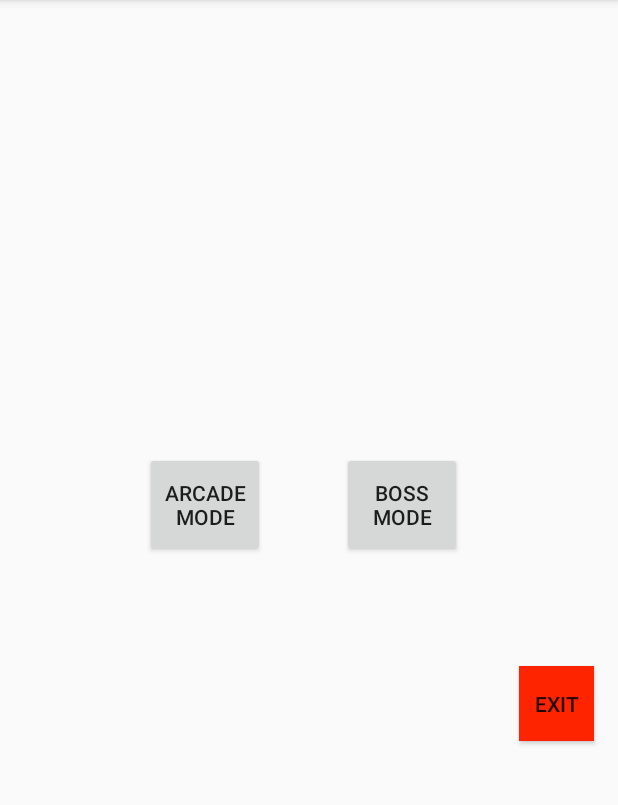
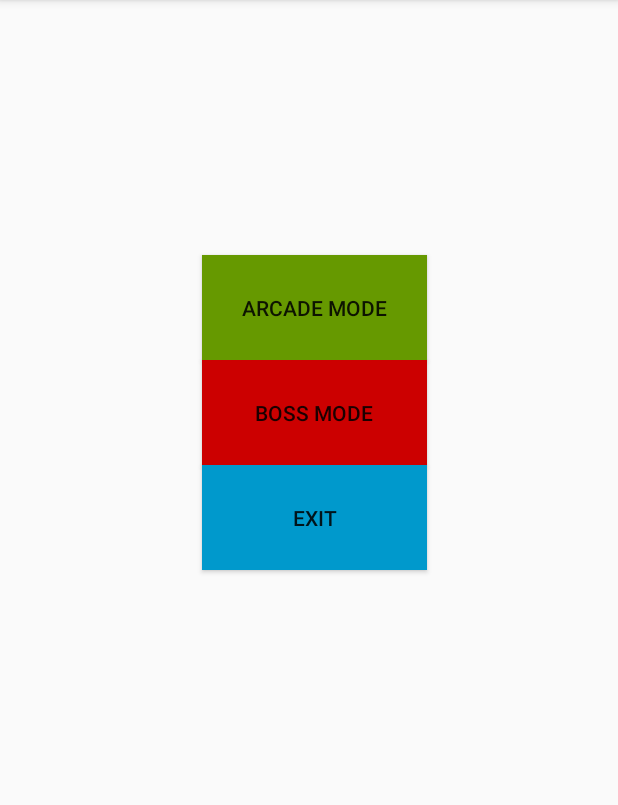
Before and after one commit to Lecodeurfou/Tap_Block, an Android app: the screen it shows after launch (MainActivity), on a phone screen of 412 x 824 dp, the part 84-889 px from its top. Run offline under Robolectric (Android 15) with nearby library versions, the phone set to English and light mode, and no system bars.

Commit message:
ptite modif

```diff
--- a/app/src/main/java/com/example/dwaygon/tap_blockv2/game_loop.java
+++ b/app/src/main/java/com/example/dwaygon/tap_blockv2/game_loop.java
@@ -92,7 +92,7 @@ public class game_loop extends AppCompatActivity implements View.OnClickListener
                 int aleabut;
                 aleabut = rnd.nextInt(36);
                 buttons[aleabut].setBackgroundColor(Color.argb(255,rnd.nextInt(256),rnd.nextInt(256),rnd.nextInt(256))); //bis
-                try { Thread.sleep(2000); }
+                try { Thread.sleep(1000); }
                 catch (InterruptedException e) { return; }
                 while(true) {
                     ColorDrawable b_color = (ColorDrawable) buttons[aleabut].getBackground();
@@ -110,7 +110,7 @@ public class game_loop extends AppCompatActivity implements View.OnClickListener
                     }
                     aleabut = rnd.nextInt(36);
                     buttons[aleabut].setBackgroundColor(Color.argb(255,rnd.nextInt(256),rnd.nextInt(256),rnd.nextInt(256))); //bis
-                    try { Thread.sleep(2000); }
+                    try { Thread.sleep(1000); }
                     catch (InterruptedException e) { return; }
 
 
--- a/app/src/main/java/com/example/dwaygon/tap_blockv2/game_loop_boss.java
+++ b/app/src/main/java/com/example/dwaygon/tap_blockv2/game_loop_boss.java
@@ -70,7 +70,7 @@ public class game_loop_boss extends AppCompatActivity implements View.OnClickLis
         }
         touche36 = findViewById(R.id.touche36);
         touche36.setBackgroundColor(Color.argb(255, 255, 255, 255));
-        touche36.setText("Score:");
+        touche36.setText("Boss life:");
         touche37 = findViewById(R.id.touche37);
         touche37.setBackgroundColor(Color.argb(255, 255, 255, 255));
         touche37.setText("0");
@@ -88,33 +88,28 @@ public class game_loop_boss extends AppCompatActivity implements View.OnClickLis
         Thread background = new Thread(new Runnable() {
             @Override
             public void run() {
+                long startTime = System.currentTimeMillis();
+                long endtime = startTime;
                 Random rnd=new Random();
                 int aleabut;
                 aleabut = rnd.nextInt(36);
                 buttons[aleabut].setBackgroundColor(Color.argb(255,rnd.nextInt(256),rnd.nextInt(256),rnd.nextInt(256))); //bis
                 try { Thread.sleep(2000); }
                 catch (InterruptedException e) { return; }
-                while(true) {
+                while((endtime - startTime) < 5000) {
                     ColorDrawable b_color = (ColorDrawable) buttons[aleabut].getBackground();
                     int a = b_color.getColor();
                     if (a !=Color.argb(0,0,0,0)) {
                         buttons[aleabut].setBackgroundColor(Color.argb(0, 0, 0, 0));
-                        runOnUiThread(new Runnable() {
-                            @Override
-                            public void run() {
-                                int convert = Integer.parseInt((touche39.getText()).toString());
-                                convert -= 1;
-                                touche39.setText(Integer.toString(convert));
-                            }
-                        });
                     }
                     aleabut = rnd.nextInt(36);
                     buttons[aleabut].setBackgroundColor(Color.argb(255,rnd.nextInt(256),rnd.nextInt(256),rnd.nextInt(256))); //bis
                     try { Thread.sleep(2000); }
                     catch (InterruptedException e) { return; }
-
-
-
+                    endtime = System.currentTimeMillis();
+                }
+                for(Button but : buttons){
+                    but.setBackgroundColor(Color.argb(255, 0, 0, 0));
                 }
             }
         });
--- a/app/src/main/res/layout/activity_main.xml
+++ b/app/src/main/res/layout/activity_main.xml
@@ -9,47 +9,38 @@
 
     <Button
         android:id="@+id/btn1"
-        android:layout_width="80dp"
+        android:layout_width="150dp"
         android:layout_height="70dp"
-        android:layout_marginStart="8dp"
-        android:layout_marginTop="8dp"
-        android:layout_marginEnd="8dp"
-        android:layout_marginBottom="8dp"
+        android:layout_marginTop="170dp"
+        android:layout_marginEnd="127dp"
+        android:background="@android:color/holo_green_dark"
         android:text="@string/arcade_mode"
-        app:layout_constraintBottom_toBottomOf="parent"
+        app:layout_constraintBottom_toTopOf="@+id/btn3"
         app:layout_constraintEnd_toEndOf="parent"
-        app:layout_constraintHorizontal_bias="0.281"
-        app:layout_constraintStart_toStartOf="parent"
         app:layout_constraintTop_toTopOf="parent"
-        app:layout_constraintVertical_bias="0.43" />
+        app:layout_constraintVertical_chainStyle="packed" />
 
 
     <Button
         android:id="@+id/btn3"
-        android:layout_width="80dp"
+        android:layout_width="150dp"
         android:layout_height="70dp"
-        android:layout_marginStart="8dp"
-        android:layout_marginTop="8dp"
-        android:layout_marginEnd="8dp"
-        android:layout_marginBottom="8dp"
+        android:layout_marginEnd="127dp"
+        android:background="@android:color/holo_red_dark"
         android:text="@string/boss_mode"
-        app:layout_constraintBottom_toBottomOf="parent"
+        app:layout_constraintBottom_toTopOf="@+id/btn2"
         app:layout_constraintEnd_toEndOf="parent"
-        app:layout_constraintHorizontal_bias="0.697"
-        app:layout_constraintStart_toStartOf="parent"
-        app:layout_constraintTop_toTopOf="parent"
-        app:layout_constraintVertical_bias="0.43" />
+        app:layout_constraintTop_toBottomOf="@+id/btn1" />
 
     <Button
         android:id="@+id/btn2"
-        android:layout_width="50dp"
-        android:layout_height="50dp"
-        android:layout_marginTop="444dp"
-        android:layout_marginEnd="16dp"
+        android:layout_width="150dp"
+        android:layout_height="70dp"
+        android:layout_marginEnd="127dp"
+        android:background="@android:color/holo_blue_dark"
+        android:text="@string/exit"
         app:layout_constraintEnd_toEndOf="parent"
-        app:layout_constraintTop_toTopOf="parent"
-        android:background="#FF2400"
-        android:text="@string/exit"/>
+        app:layout_constraintTop_toBottomOf="@+id/btn3" />
 
 
 
```
